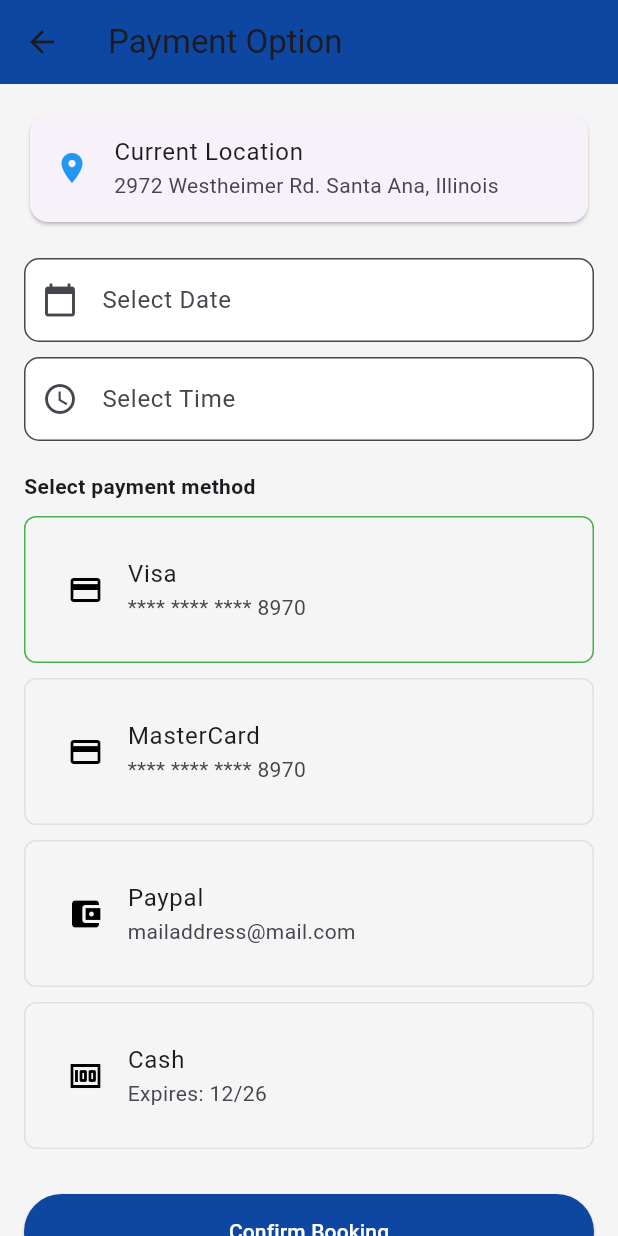
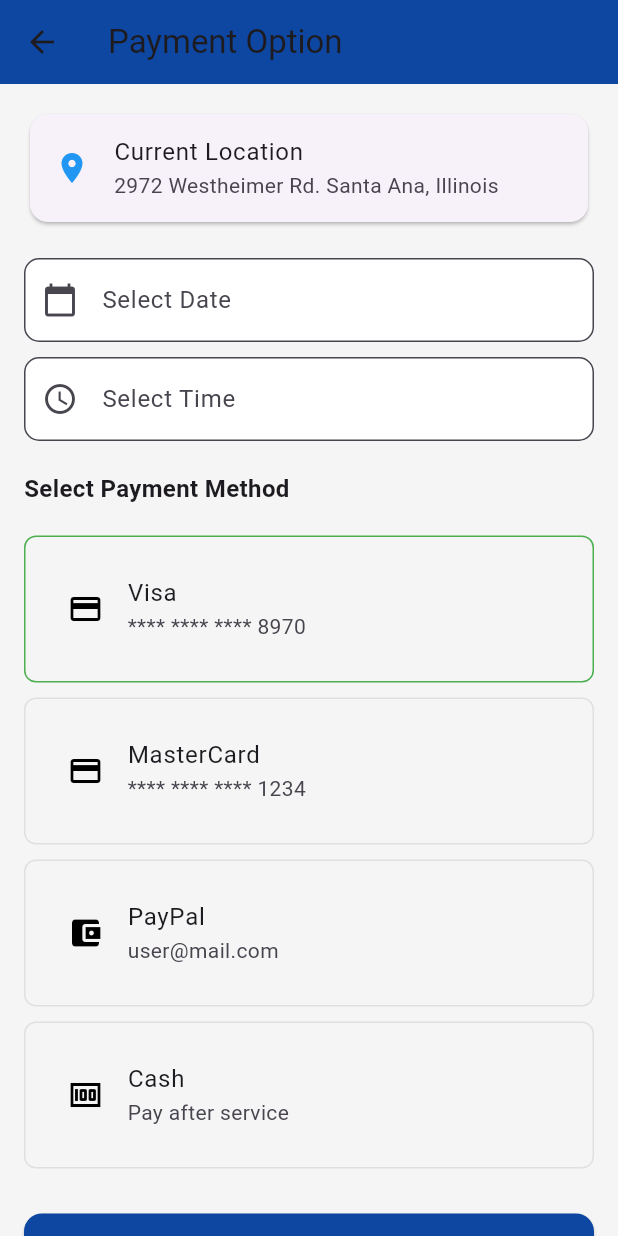
Before and after one commit to emalshahirun/FixMate, a Flutter app: the PaymentOptionPage screen opened directly, on a phone screen of 412 x 824 dp. Run offline on Flutter 3.47's test engine with Material 3 defaults, Android fonts, the phone set to English and light mode, and no system bars; our stand-ins replace cloud_firestore, firebase_auth, firebase_core, flutter_map, latlong2; accounts and stored records are empty.

Commit message:
css parts chengers

```diff
--- a/lib/payment.dart
+++ b/lib/payment.dart
@@ -119,31 +119,46 @@ class _PaymentOptionPageState extends State<PaymentOptionPage> {
                 ),
               ),
             ),
+
             const SizedBox(height: 20),
+
             const Text(
-              "Select payment method",
-              style: TextStyle(fontWeight: FontWeight.bold),
+              "Select Payment Method",
+              style: TextStyle(fontSize: 16, fontWeight: FontWeight.bold),
             ),
+
+            const SizedBox(height: 10),
+
             _paymentTile("Visa", "**** **** **** 8970", Icons.credit_card),
-            _paymentTile("MasterCard", "**** **** **** 8970", Icons.payment),
             _paymentTile(
-              "Paypal",
-              "mailaddress@mail.com",
+              "MasterCard",
+              "**** **** **** 1234",
+              Icons.credit_card,
+            ),
+            _paymentTile(
+              "PayPal",
+              "user@mail.com",
               Icons.account_balance_wallet,
             ),
-            _paymentTile("Cash", "Expires: 12/26", Icons.money),
+            _paymentTile("Cash", "Pay after service", Icons.money),
+
             const SizedBox(height: 30),
+
+            // Button
             SizedBox(
               width: double.infinity,
-              height: 50,
+              height: 55,
               child: ElevatedButton(
                 style: ElevatedButton.styleFrom(
                   backgroundColor: Colors.blue[900],
+                  shape: RoundedRectangleBorder(
+                    borderRadius: BorderRadius.circular(12),
+                  ),
                 ),
                 onPressed: _confirmBooking,
                 child: const Text(
                   "Confirm Booking",
-                  style: TextStyle(color: Colors.white),
+                  style: TextStyle(fontSize: 16, color: Colors.white),
                 ),
               ),
             ),
@@ -155,6 +170,7 @@ class _PaymentOptionPageState extends State<PaymentOptionPage> {
 
   Widget _paymentTile(String title, String subtitle, IconData icon) {
     bool isSelected = selectedMethod == title;
+
     return GestureDetector(
       onTap: () => setState(() => selectedMethod = title),
       child: Container(
```
